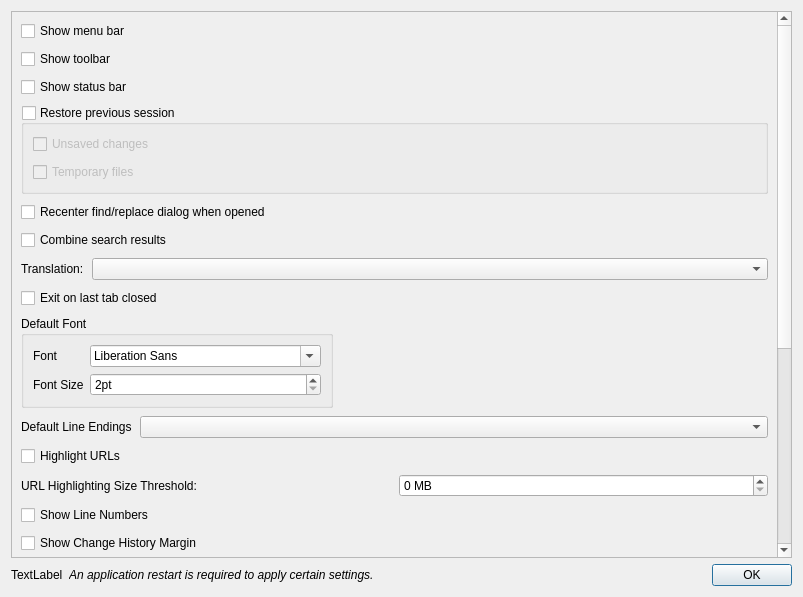
Old version of the form src/dialogs/PreferencesDialog.ui in the repository alsyundawy/SparkNotePad.
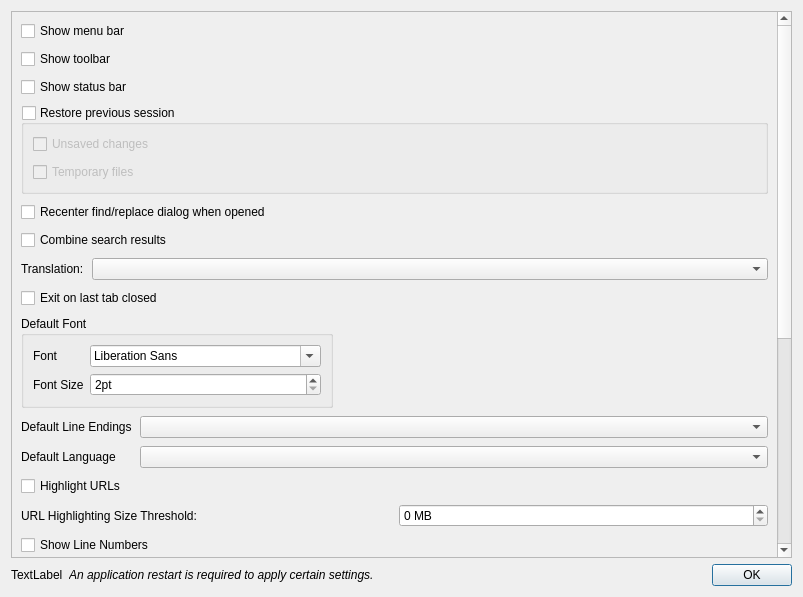
New version of the form.

What changed in the file:
```diff
--- a/src/dialogs/PreferencesDialog.ui
+++ b/src/dialogs/PreferencesDialog.ui
@@ -201,6 +201,16 @@
          <item row="0" column="1">
           <widget class="QComboBox" name="comboBoxLineEndings"/>
          </item>
+         <item row="1" column="0">
+          <widget class="QLabel" name="labelDefaultLanguage">
+           <property name="text">
+            <string>Default Language</string>
+           </property>
+          </widget>
+         </item>
+         <item row="1" column="1">
+          <widget class="QComboBox" name="comboBoxDefaultLanguage"/>
+         </item>
         </layout>
        </item>
        <item>
```
